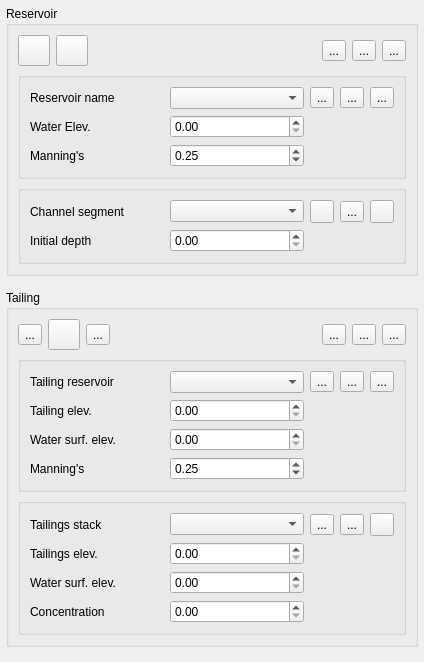
Above: flo2d/ui/ic_editor.ui from FLO-2DSoftware/qgis-flo-2d-plugin before the change. Below: the same form after it.
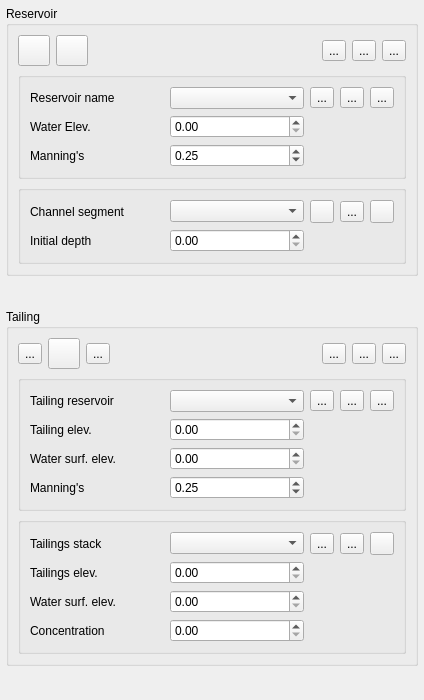
That is the form after the change. Icons and pictures are not drawn. Custom widgets are drawn as their Qt base class.

Commit message: Update reservoir name, tailings reservoir name, tailing stack name and water elev. tooltips in ic_editor.ui

The edit to the form file:
```diff
--- a/flo2d/ui/ic_editor.ui
+++ b/flo2d/ui/ic_editor.ui
@@ -7,7 +7,7 @@
     <x>0</x>
     <y>0</y>
     <width>424</width>
-    <height>662</height>
+    <height>700</height>
    </rect>
   </property>
   <property name="minimumSize">
```
Left out of the diff: 15 changed lines with no effect on the pictures.
